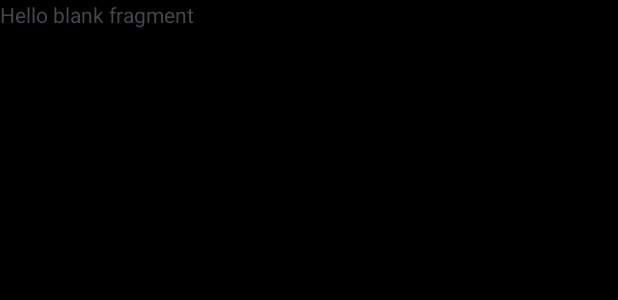
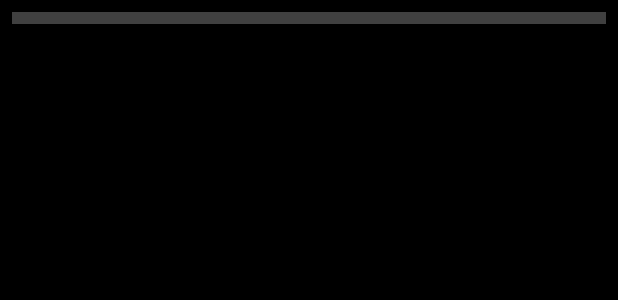
Before and after one commit to Pey/MyMovieApp, an Android app: the layout fragment_search.xml on its own in the app's theme, with its tools: preview values and no code run, on a phone screen of 412 x 824 dp. Shown: the top 300 px of the screen. Run offline under Robolectric (Android 15) with nearby library versions, the phone set to English and light mode, and no system bars; network calls fail.

Commit message:
develop db

```diff
--- a/app/src/main/java/pr/peyman/movieapptest/api/ApiServices.kt
+++ b/app/src/main/java/pr/peyman/movieapptest/api/ApiServices.kt
@@ -29,4 +29,7 @@ interface ApiServices {
 
     @GET("movies")
     suspend fun lastMoviesList(): Response<ResponseMovies>
+
+    @GET("movies")
+    suspend fun searchMoviesList(@Query("q") name: String): Response<ResponseMovies>
 }
--- a/app/src/main/java/pr/peyman/movieapptest/models/home/ResponseMovies.kt
+++ b/app/src/main/java/pr/peyman/movieapptest/models/home/ResponseMovies.kt
@@ -186,7 +186,7 @@ import com.google.gson.annotations.SerializedName
 */
 data class ResponseMovies(
     @SerializedName("data")
-    val `data`: List<Data?>?,
+    val `data`: List<Data>,
     @SerializedName("metadata")
     val metadata: Metadata?
 ) {
--- a/app/src/main/java/pr/peyman/movieapptest/utils/Constance.kt
+++ b/app/src/main/java/pr/peyman/movieapptest/utils/Constance.kt
@@ -7,4 +7,6 @@ object Constance {
     const val CONNECTION_TIMEOUT = 60L
     const val INTERCEPTER_HEADER = "INTERCEPTER_HEADER"
     const val INTERCEPTER_BODY = "INTERCEPTER_BODY"
+    const val TABLE_NAME = "MOVIE_TABLE"
+    const val DB_NAME = "MOVIE_DB"
 }
--- a/app/src/main/java/pr/peyman/movieapptest/utils/Network.kt
+++ b/app/src/main/java/pr/peyman/movieapptest/utils/Network.kt
@@ -9,9 +9,6 @@ import javax.inject.Singleton
 
 @Singleton
 class Network @Inject constructor(private val cm: ConnectivityManager) : LiveData<Boolean>() {
-
-
-
 
 
 //    constructor(application: Application) : this(application.getSystemService(Context.CONNECTIVITY_SERVICE) as ConnectivityManager)
--- a/app/src/main/res/layout/fragment_search.xml
+++ b/app/src/main/res/layout/fragment_search.xml
@@ -1,14 +1,60 @@
 <?xml version="1.0" encoding="utf-8"?>
-<FrameLayout xmlns:android="http://schemas.android.com/apk/res/android"
+<androidx.constraintlayout.widget.ConstraintLayout xmlns:android="http://schemas.android.com/apk/res/android"
+    xmlns:app="http://schemas.android.com/apk/res-auto"
     xmlns:tools="http://schemas.android.com/tools"
     android:layout_width="match_parent"
     android:layout_height="match_parent"
     tools:context=".ui.search.SearchFragment">
 
-    <!-- TODO: Update blank fragment layout -->
-    <TextView
+    <EditText
+        android:id="@+id/editText"
         android:layout_width="match_parent"
-        android:layout_height="match_parent"
-        android:text="@string/hello_blank_fragment" />
+        android:layout_height="@dimen/_40mdp"
+        android:layout_margin="@dimen/_10mdp"
+        android:background="@color/grew"
+        android:hint="Search..."
+        android:maxLines="1"
+        android:padding="@dimen/_10mdp"
+        android:textColor="@color/white"
+        android:textColorHint="@color/carayola"
+        app:layout_constraintEnd_toEndOf="parent"
+        app:layout_constraintStart_toStartOf="parent"
+        app:layout_constraintTop_toTopOf="parent" />
 
-</FrameLayout>
+    <androidx.recyclerview.widget.RecyclerView
+        android:id="@+id/searchRecycler"
+        android:layout_width="match_parent"
+        android:layout_height="0dp"
+        android:clipToPadding="false"
+        android:paddingTop="@dimen/_10mdp"
+        app:layout_constraintBottom_toBottomOf="parent"
+        app:layout_constraintEnd_toEndOf="parent"
+        app:layout_constraintStart_toStartOf="parent"
+        app:layout_constraintTop_toBottomOf="@+id/editText" />
+
+
+    <ProgressBar
+        android:id="@+id/ProgressBar"
+        android:layout_width="@dimen/_20mdp"
+        android:layout_height="@dimen/_20mdp"
+        android:visibility="gone"
+        app:layout_constraintBottom_toBottomOf="parent"
+        app:layout_constraintEnd_toEndOf="parent"
+        app:layout_constraintStart_toStartOf="parent"
+        app:layout_constraintTop_toTopOf="parent" />
+
+
+    <androidx.constraintlayout.widget.ConstraintLayout
+        android:visibility="gone"
+        android:id="@+id/emptyLay"
+        android:layout_width="match_parent"
+        android:layout_height="0dp"
+        app:layout_constraintBottom_toBottomOf="parent"
+        app:layout_constraintTop_toBottomOf="@+id/editText"
+        app:layout_constraintVertical_bias="0.0"
+        tools:layout_editor_absoluteX="0dp">
+
+        <include layout="@layout/empty_layout" />
+    </androidx.constraintlayout.widget.ConstraintLayout>
+
+</androidx.constraintlayout.widget.ConstraintLayout>
```
Also changed, not shown: app/src/main/java/pr/peyman/movieapptest/db/MovieDao.kt (added, +30 -0 lines), app/src/main/java/pr/peyman/movieapptest/db/MovieDataBase.kt (added, +10 -0 lines), app/src/main/java/pr/peyman/movieapptest/db/MovieEntity.kt (added, +16 -0 lines), app/src/main/java/pr/peyman/movieapptest/repository/SearchRepository.kt (added, +9 -0 lines), app/src/main/java/pr/peyman/movieapptest/ui/home/HomeFragment.kt (+4 -5 lines), app/src/main/java/pr/peyman/movieapptest/ui/home/adapters/LastMoviesAdapter_type2.kt (added, +118 -0 lines), app/src/main/java/pr/peyman/movieapptest/ui/search/SearchFragment.kt (+69 -36 lines), app/src/main/java/pr/peyman/movieapptest/ui/search/adapter/SearchAdapter.kt (added, +79 -0 lines), app/src/main/java/pr/peyman/movieapptest/viewmodel/HomeViewModel.kt (+5 -3 lines), app/src/main/java/pr/peyman/movieapptest/viewmodel/SearchViewModel.kt (added, +51 -0 lines), app/src/main/res/layout/empty_layout.xml (added, +30 -0 lines).
